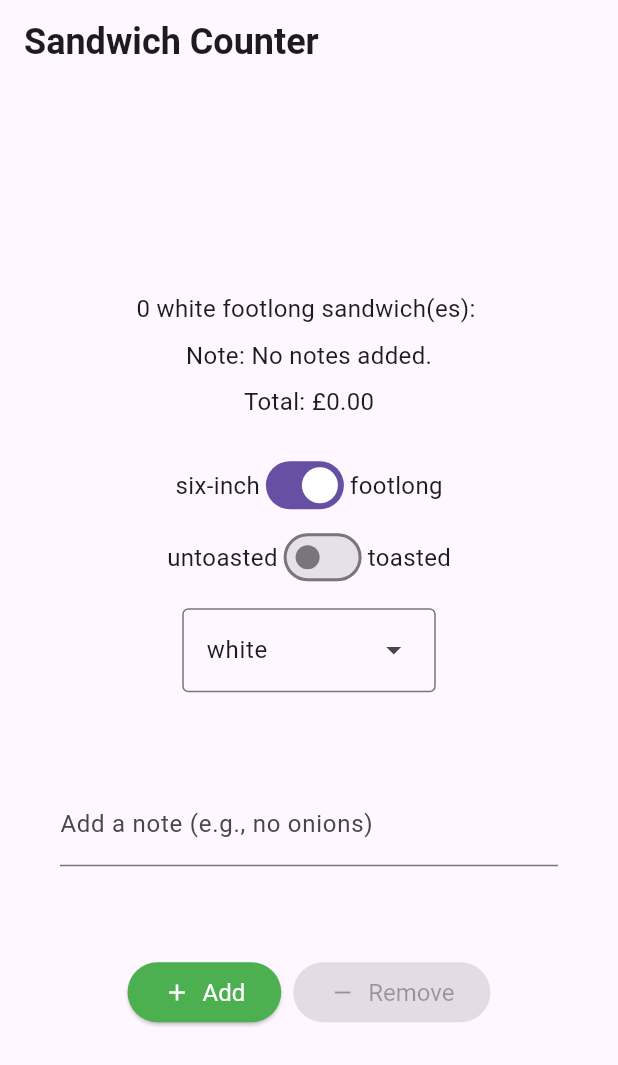
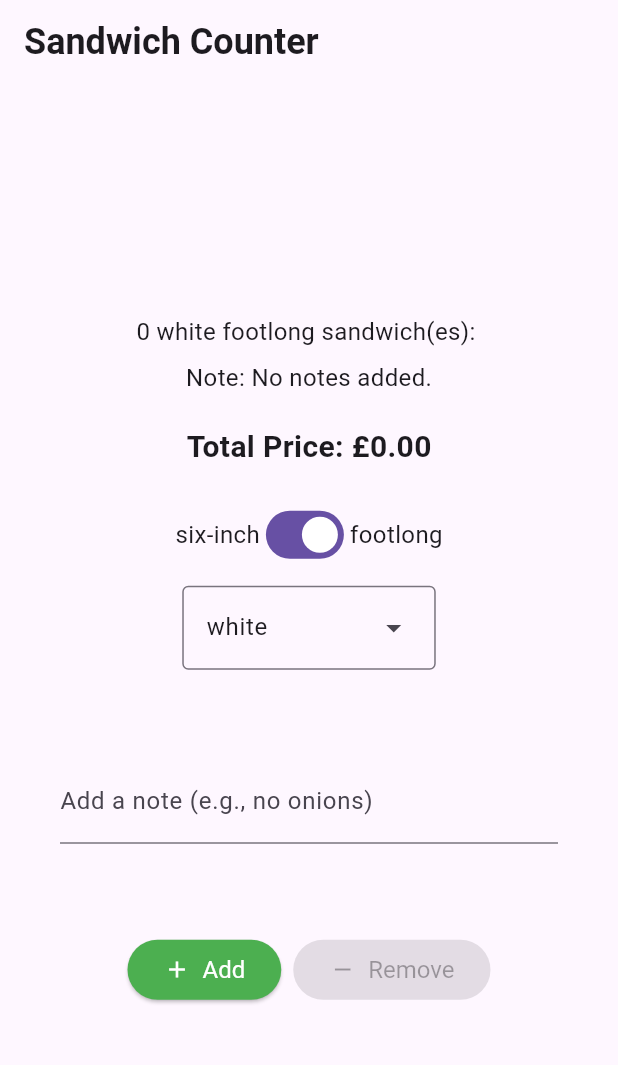
Before and after one commit to malobaid75/sandwich_shop_mine, a Flutter app: the screen it shows after launch, on a phone screen of 412 x 824 dp. Shown: the top 1065 px of the screen. Run offline on Flutter 3.47's test engine with Material 3 defaults, Android fonts, the phone set to English and light mode, and no system bars.

Commit message:
Worksheet 5

```diff
--- a/lib/main.dart
+++ b/lib/main.dart
@@ -34,11 +34,10 @@ class OrderScreen extends StatefulWidget {
 
 class _OrderScreenState extends State<OrderScreen> {
   late final OrderRepository _orderRepository;
-  late final PricingRepository _pricingRepository;
   final TextEditingController _notesController = TextEditingController();
   bool _isFootlong = true;
   BreadType _selectedBreadType = BreadType.white;
-  bool _isToasted = false;
+  late final PricingRepository _pricingRepository;
 
   @override
   void initState() {
@@ -94,6 +93,11 @@ class _OrderScreenState extends State<OrderScreen> {
 
   @override
   Widget build(BuildContext context) {
+    final double totalPrice = _pricingRepository.calculatePrice(
+      quantity: _orderRepository.quantity,
+      isFootlong: _isFootlong,
+    );
+
     String sandwichType = 'footlong';
     if (!_isFootlong) {
       sandwichType = 'six-inch';
@@ -123,11 +127,10 @@ class _OrderScreenState extends State<OrderScreen> {
               breadType: _selectedBreadType,
               orderNote: noteForDisplay,
             ),
-            const SizedBox(height: 8),
-            // Display total price calculated from PricingRepository
+            const SizedBox(height: 20),
             Text(
-              'Total: ${_pricingRepository.formattedTotal(quantity: _orderRepository.quantity, isFootlong: _isFootlong)}',
-              style: normalText,
+              'Total Price: £${totalPrice.toStringAsFixed(2)}',
+              style: heading2,
             ),
             const SizedBox(height: 20),
             Row(
@@ -135,27 +138,12 @@ class _OrderScreenState extends State<OrderScreen> {
               children: [
                 const Text('six-inch', style: normalText),
                 Switch(
-                  key: const Key('size_switch'),
                   value: _isFootlong,
                   onChanged: _onSandwichTypeChanged,
                 ),
                 const Text('footlong', style: normalText),
               ],
             ),
-            Row(
-              mainAxisAlignment: MainAxisAlignment.center,
-              children: [
-                const Text('untoasted', style: normalText),
-                Switch(
-                  key: const Key('toasted_switch'),
-                  value: _isToasted,
-                  onChanged: (value) {
-                    setState(() => _isToasted = value);
-                  },
-                ),
-            const Text('toasted', style: normalText),
-          ],
-        ),
             const SizedBox(height: 10),
             DropdownMenu<BreadType>(
               textStyle: normalText,
--- a/lib/repositories/pricing_repository.dart
+++ b/lib/repositories/pricing_repository.dart
@@ -1,18 +1,6 @@
 class PricingRepository {
-  final double sixInchPrice;
-  final double footlongPrice;
-
-  PricingRepository({this.sixInchPrice = 7.0, this.footlongPrice = 11.0});
-
-  /// Returns the total price (as a double) for the given quantity and size.
-  double totalPrice({required int quantity, required bool isFootlong}) {
-    final pricePer = isFootlong ? footlongPrice : sixInchPrice;
-    return pricePer * quantity;
-  }
-
-  /// Returns a formatted price string prefixed with the pound symbol.
-  String formattedTotal({required int quantity, required bool isFootlong}) {
-    final total = totalPrice(quantity: quantity, isFootlong: isFootlong);
-    return '£${total.toStringAsFixed(2)}';
+  double calculatePrice({required int quantity, required bool isFootlong}) {
+    final double pricePerItem = isFootlong ? 11.00 : 7.00;
+    return quantity * pricePerItem;
   }
 }
--- a/lib/views/app_styles.dart
+++ b/lib/views/app_styles.dart
@@ -8,3 +8,8 @@ const heading1 = TextStyle(
   fontSize: 24,
   fontWeight: FontWeight.bold,
 );
+
+const heading2 = TextStyle(
+  fontSize: 20,
+  fontWeight: FontWeight.bold,
+);
```
Also changed, not shown: 2 other files.
